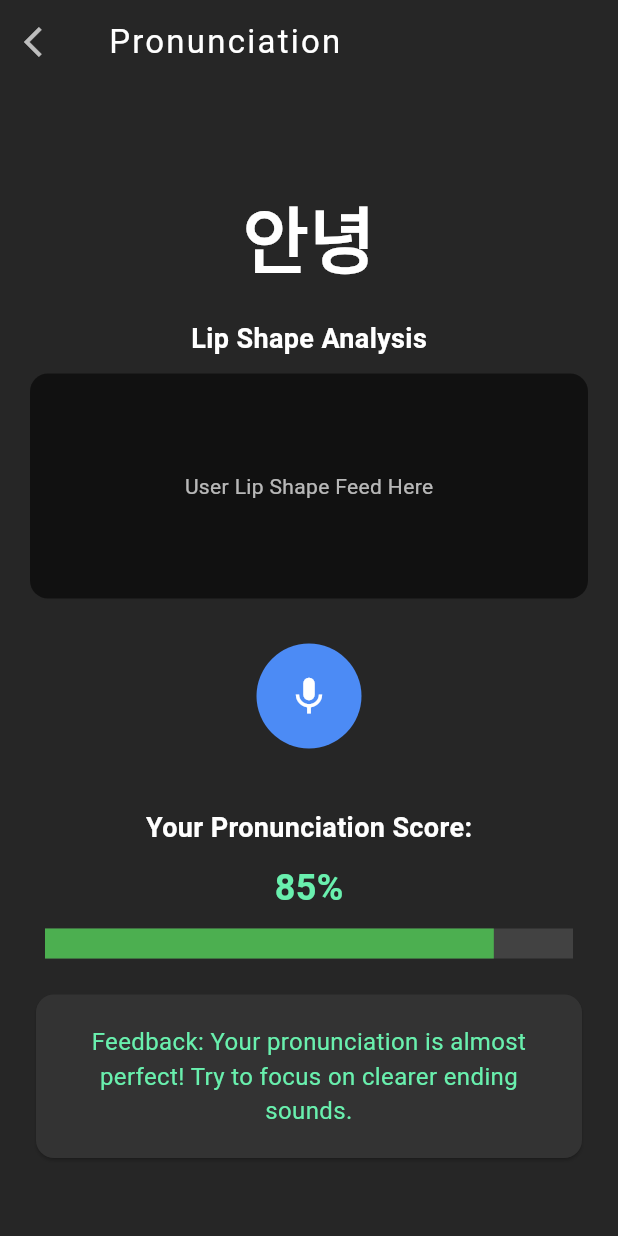
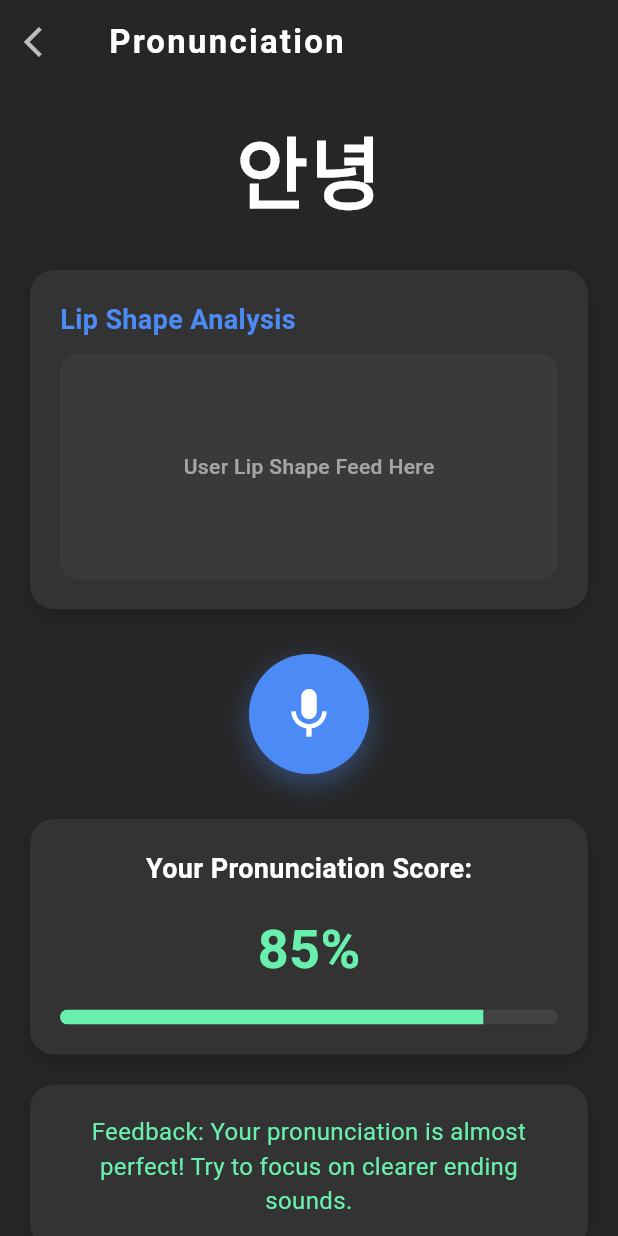
Before and after one commit to GraduationProject-SayUp/SayUP-Front, a Flutter app: the PronunciationPracticePage screen opened directly, on a phone screen of 412 x 824 dp. Run offline on Flutter 3.47's test engine with Material 3 defaults, Android fonts, the light colour scheme and no system bars; our stand-ins replace flutter_secure_storage, permission_handler, speech_to_text; missing offline and left inert: flutter_sound; accounts and stored records are empty.

Commit message:
디자인 변경

```diff
--- a/lib/PronunciationPage.dart
+++ b/lib/PronunciationPage.dart
@@ -58,6 +58,7 @@ class _PronunciationPracticePageState
   @override
   Widget build(BuildContext context) {
     return Scaffold(
+      backgroundColor: Color(0xFF262626),
       appBar: AppBar(
         backgroundColor: Colors.transparent,
         elevation: 0,
@@ -67,6 +68,7 @@ class _PronunciationPracticePageState
           style: TextStyle(
             color: Colors.white,
             letterSpacing: 1.5,
+            fontWeight: FontWeight.w600,
           ),
         ),
         iconTheme: IconThemeData(color: Colors.white),
@@ -75,29 +77,61 @@ class _PronunciationPracticePageState
           onPressed: () => Navigator.pop(context),
         ),
       ),
-      backgroundColor: Color(0xFF262626),
-      body: Center(
+      body: SingleChildScrollView(
+        child: Padding(
+          padding: const EdgeInsets.symmetric(horizontal: 20.0),
           child: Column(
-          mainAxisAlignment: MainAxisAlignment.center,
+            crossAxisAlignment: CrossAxisAlignment.center,
             children: [
               const SizedBox(height: 20),
               Text(
                 '안녕',
                 style: TextStyle(
-                color: Colors.white,
-                fontSize: 48,
+                  color: Color(0xFFFFFFFF),
+                  fontSize: 52,
                   fontWeight: FontWeight.bold,
+                  letterSpacing: 1.2,
                 ),
               ),
+              const SizedBox(height: 30),
+              _buildLipShapeAnalysisCard(),
+              const SizedBox(height: 30),
+              _buildRecordingButton(),
+              const SizedBox(height: 30),
+              _buildPronunciationScoreCard(),
               const SizedBox(height: 20),
-            Container(
-              padding: const EdgeInsets.symmetric(horizontal: 20.0),
+              _buildFeedbackCard(),
+              const SizedBox(height: 20),
+            ],
+          ),
+        ),
+      ),
+    );
+  }
+
+  Widget _buildLipShapeAnalysisCard() {
+    return Container(
+      width: double.infinity,
+      decoration: BoxDecoration(
+        color: Color(0xFF333333),
+        borderRadius: BorderRadius.circular(16),
+        boxShadow: [
+          BoxShadow(
+            color: Colors.black.withOpacity(0.2),
+            blurRadius: 10,
+            offset: Offset(0, 4),
+          ),
+        ],
+      ),
+      child: Padding(
+        padding: const EdgeInsets.all(20.0),
         child: Column(
+          crossAxisAlignment: CrossAxisAlignment.start,
           children: [
             Text(
               'Lip Shape Analysis',
               style: TextStyle(
-                      color: Colors.white,
+                color: Color(0xFF4C8BF5),
                 fontSize: 18,
                 fontWeight: FontWeight.w600,
               ),
@@ -107,35 +141,81 @@ class _PronunciationPracticePageState
               height: 150,
               width: double.infinity,
               decoration: BoxDecoration(
-                      color: Colors.black54,
+                color: Color(0xFF3A3A3A),
                 borderRadius: BorderRadius.circular(12),
               ),
               child: Center(
                 child: Text(
                   'User Lip Shape Feed Here',
-                        style: TextStyle(color: Colors.white70),
+                  style: TextStyle(
+                    color: Colors.white54,
+                    fontWeight: FontWeight.w500,
+                  ),
                 ),
               ),
             ),
           ],
         ),
       ),
-            const SizedBox(height: 30),
-            CircleAvatar(
-              radius: 35,
-              backgroundColor: _isRecording
-                  ? Colors.redAccent
-                  : Color(0xFF4C8BF5), // 녹음 상태에 따른 색상 변화
-              child: IconButton(
-                icon: Icon(
+    );
+  }
+
+  Widget _buildRecordingButton() {
+    return AnimatedContainer(
+      duration: Duration(milliseconds: 300),
+      curve: Curves.easeInOut,
+      width: 80,
+      height: 80,
+      decoration: BoxDecoration(
+        shape: BoxShape.circle,
+        color: _isRecording
+            ? Color(0xFFFF4E4E)  // 밝은 빨간색
+            : Color(0xFF4C8BF5), // 기존 파란색
+        boxShadow: [
+          BoxShadow(
+            color: _isRecording
+                ? Color(0xFFFF4E4E).withOpacity(0.4)
+                : Color(0xFF4C8BF5).withOpacity(0.4),
+            blurRadius: 15,
+            offset: Offset(0, 6),
+          ),
+        ],
+      ),
+      child: Material(
+        color: Colors.transparent,
+        child: InkWell(
+          borderRadius: BorderRadius.circular(40),
+          onTap: _toggleRecording,
+          child: Center(
+            child: Icon(
               _isRecording ? Icons.stop : Icons.mic,
               color: Colors.white,
-                ),
-                iconSize: 30,
-                onPressed: _toggleRecording,
+              size: 40,
             ),
           ),
-            const SizedBox(height: 40),
+        ),
+      ),
+    );
+  }
+
+  Widget _buildPronunciationScoreCard() {
+    return Container(
+      width: double.infinity,
+      decoration: BoxDecoration(
+        color: Color(0xFF333333),
+        borderRadius: BorderRadius.circular(16),
+        boxShadow: [
+          BoxShadow(
+            color: Colors.black.withOpacity(0.2),
+            blurRadius: 10,
+            offset: Offset(0, 4),
+          ),
+        ],
+      ),
+      child: Padding(
+        padding: const EdgeInsets.all(20.0),
+        child: Column(
+          children: [
             Text(
               'Your Pronunciation Score:',
               style: TextStyle(
@@ -144,36 +224,44 @@ class _PronunciationPracticePageState
                 fontWeight: FontWeight.w600,
               ),
             ),
-            const SizedBox(height: 10),
-            Padding(
-              padding: const EdgeInsets.symmetric(horizontal: 30.0),
-              child: Column(
-                children: [
+            const SizedBox(height: 15),
             Text(
-                    '85%', // 점수를 숫자로 표시
+              '85%',
               style: TextStyle(
                 color: Colors.greenAccent,
-                      fontSize: 24,
+                fontSize: 36,
                 fontWeight: FontWeight.bold,
               ),
             ),
-                  const SizedBox(height: 10),
-                  LinearProgressIndicator(
-                    value: 0.85, // 예시 점수: 85%
+            const SizedBox(height: 15),
+            ClipRRect(
+              borderRadius: BorderRadius.circular(10),
+              child: LinearProgressIndicator(
+                value: 0.85,
                 backgroundColor: Colors.grey[800],
-                    valueColor: AlwaysStoppedAnimation<Color>(Colors.green),
-                    minHeight: 20,
+                valueColor: AlwaysStoppedAnimation<Color>(Colors.greenAccent),
+                minHeight: 10,
+              ),
             ),
           ],
         ),
       ),
-            const SizedBox(height: 20),
-            Padding(
-              padding: const EdgeInsets.symmetric(horizontal: 20.0),
-              child: Card(
+    );
+  }
+
+  Widget _buildFeedbackCard() {
+    return Container(
+      width: double.infinity,
+      decoration: BoxDecoration(
         color: Color(0xFF333333),
-                shape: RoundedRectangleBorder(
-                  borderRadius: BorderRadius.circular(12),
+        borderRadius: BorderRadius.circular(16),
+        boxShadow: [
+          BoxShadow(
+            color: Colors.black.withOpacity(0.2),
+            blurRadius: 10,
+            offset: Offset(0, 4),
+          ),
+        ],
       ),
       child: Padding(
         padding: const EdgeInsets.all(20.0),
@@ -187,11 +275,6 @@ class _PronunciationPracticePageState
           ),
         ),
       ),
-              ),
-            ),
-          ],
-        ),
-      ),
     );
   }
 }
--- a/lib/RoleplayPage.dart
+++ b/lib/RoleplayPage.dart
@@ -9,7 +9,7 @@ class RoleplayPage extends StatelessWidget {
       appBar: AppBar(
         backgroundColor: Colors.transparent,
         elevation: 0,
-        centerTitle: true,
+        centerTitle: false,
         title: Text(
           'Roleplay',
           style: TextStyle(
```
Lines whose indentation alone changed are shown as unchanged.
